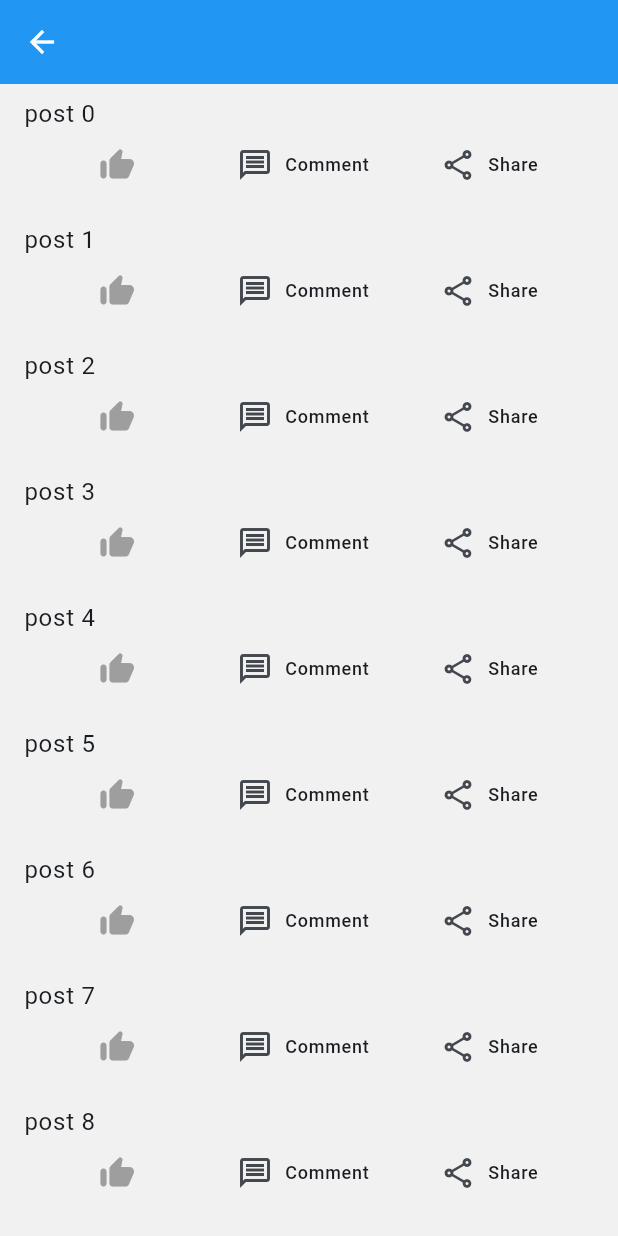
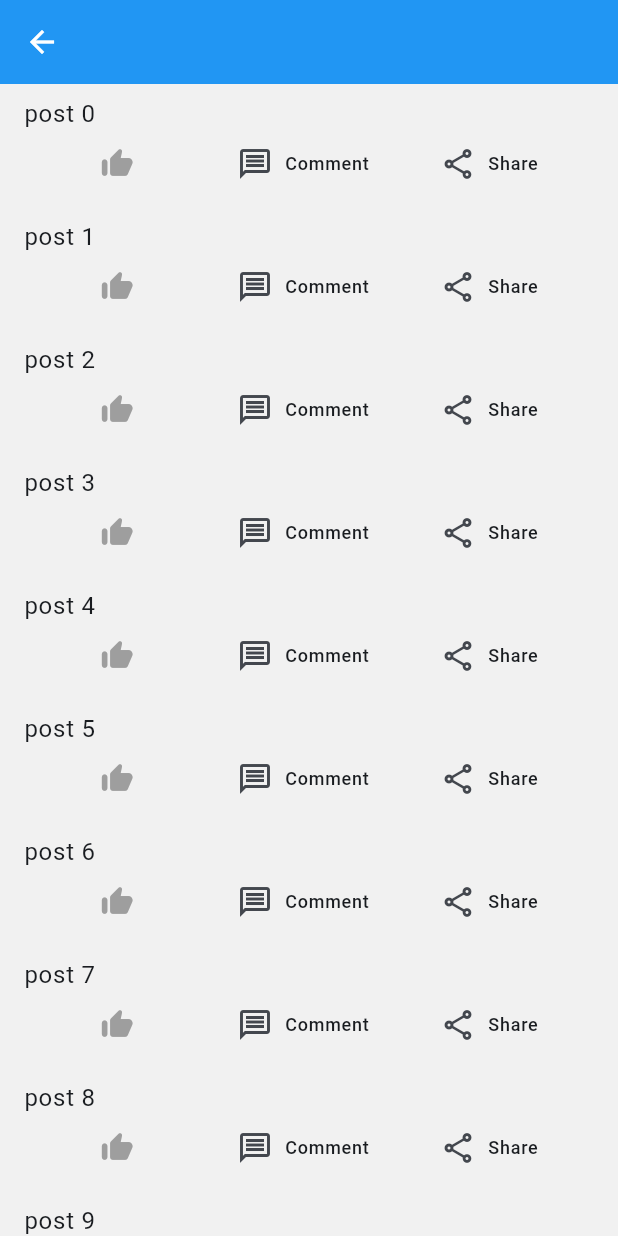
Before and after one commit to lapphong/flutter_reactions, a Flutter app: the screen it shows after launch, after a tap on "Go to NextPage", on a phone screen of 412 x 824 dp. Run offline on Flutter 3.47's test engine with Material 3 defaults, Android fonts, the phone set to English and light mode, and no system bars; our stand-ins replace audioplayers; project files that could hold a hidden picture were left out.

Commit message:
Add triggerIconSize to FlutterReactionButton

```diff
--- a/example/lib/main.dart
+++ b/example/lib/main.dart
@@ -28,13 +28,13 @@ class MyApp extends StatelessWidget {
         ),
       ),
       home: MyHomePage(
-        builder: (alignment, config, visibleExample2) {
+        builder: (alignment, config, visibleExample2, triggerIconSize) {
           return Align(
             alignment: alignment,
             child: Column(
               mainAxisSize: MainAxisSize.min,
               children: [
-                Example1(config: config),
+                Example1(config: config, triggerIconSize: triggerIconSize),
                 if (visibleExample2) SizedBox(height: context.height / 4.5),
                 Offstage(offstage: !visibleExample2, child: Example2()),
               ],
@@ -48,8 +48,9 @@ class MyApp extends StatelessWidget {
 
 class Example1 extends StatefulWidget {
   final FlutterReactionConfig config;
+  final double triggerIconSize;
 
-  const Example1({super.key, required this.config});
+  const Example1({super.key, required this.config, required this.triggerIconSize});
 
   @override
   State<Example1> createState() => _Example1State();
@@ -62,6 +63,7 @@ class _Example1State extends State<Example1> {
   Widget build(BuildContext context) {
     return FlutterReactionButton(
       config: widget.config,
+      triggerIconSize: widget.triggerIconSize,
       value: flutterReactionType,
       onChanged: (value) {
         setState(() {
--- a/example/lib/ui/my_home_page.dart
+++ b/example/lib/ui/my_home_page.dart
@@ -17,7 +17,7 @@ class MyHomePage extends StatefulWidget {
 class _MyHomePageState extends State<MyHomePage> {
   var _isSettings = false;
 
-  final _value = ValueNotifier<ValueSettingsBuilder>((Alignment.center, FlutterReactionConfig(), false, 1.0));
+  final _value = ValueNotifier<ValueSettingsBuilder>((Alignment.center, FlutterReactionConfig(), false, 22, 1.0));
 
   @override
   Widget build(BuildContext context) {
@@ -42,7 +42,7 @@ class _MyHomePageState extends State<MyHomePage> {
         child: ValueListenableBuilder(
           valueListenable: _value,
           builder: (context, value, child) {
-            return widget.builder(value.$1, value.$2, value.$3);
+            return widget.builder(value.$1, value.$2, value.$3, value.$4);
           },
         ),
       ),
--- a/lib/src/ui/flutter_reaction_button.dart
+++ b/lib/src/ui/flutter_reaction_button.dart
@@ -24,6 +24,7 @@ class FlutterReactionButton extends StatefulWidget {
     required this.onChanged,
     this.hasLabel = true,
     this.child,
+    this.triggerIconSize = 22
   });
 
   final FlutterReactionConfig? config;
@@ -31,6 +32,7 @@ class FlutterReactionButton extends StatefulWidget {
   final ValueChanged<FlutterReactionType?> onChanged;
   final bool hasLabel;
   final Widget? child;
+  final double? triggerIconSize;
 
   @override
   State<FlutterReactionButton> createState() => _FlutterReactionButtonState();
@@ -100,7 +102,7 @@ class _FlutterReactionButtonState extends State<FlutterReactionButton> with Flut
         children: [
           flutterReactionType != null
               ? flutterReactionType!.imageBuild()
-              : const Icon(Icons.thumb_up_alt_rounded, color: Colors.grey),
+              : Icon(Icons.thumb_up_alt_rounded, color: Colors.grey, size: widget.triggerIconSize),
           if (flutterReactionType != null && widget.hasLabel)
             Padding(
               padding: const EdgeInsets.only(left: AppConstants.spacing),
```
Also changed, not shown: example/lib/core/extensions/value_ext.dart (+9 -3 lines), example/lib/core/widgets/custom_slider.dart (+6 -2 lines), example/lib/core/widgets/setting_builder.dart (+12 -2 lines), 3 other files.
